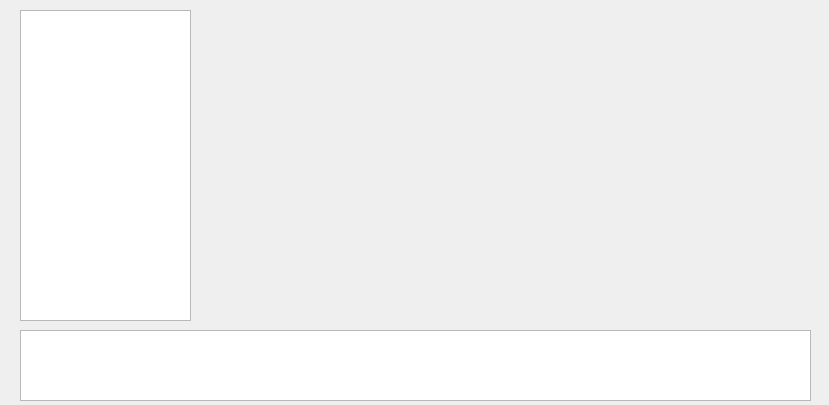
YjsLikeChina/QTframe, file FilmTrimmer/UI_StopCauseListDialog.ui: the form before one commit.
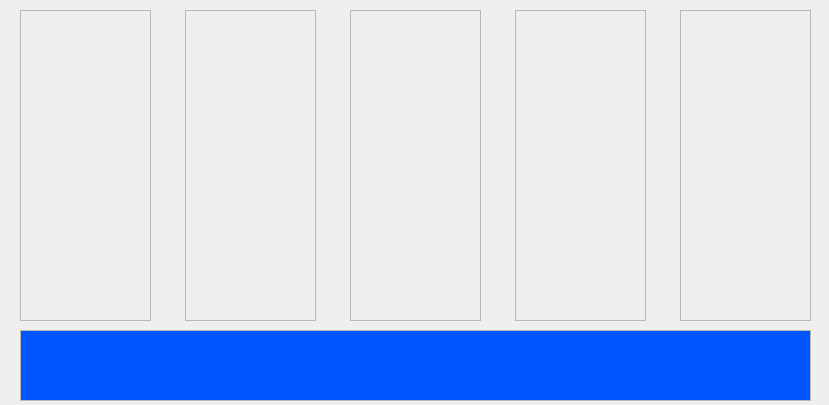
The form after the commit.

Patch:
```diff
--- a/FilmTrimmer/UI_StopCauseListDialog.ui
+++ b/FilmTrimmer/UI_StopCauseListDialog.ui
@@ -22,17 +22,305 @@
      <height>71</height>
     </rect>
    </property>
+   <property name="palette">
+    <palette>
+     <active>
+      <colorrole role="Text">
+       <brush brushstyle="SolidPattern">
+        <color alpha="255">
+         <red>255</red>
+         <green>255</green>
+         <blue>255</blue>
+        </color>
+       </brush>
+      </colorrole>
+      <colorrole role="Base">
+       <brush brushstyle="SolidPattern">
+        <color alpha="255">
+         <red>0</red>
+         <green>85</green>
+         <blue>255</blue>
+        </color>
+       </brush>
+      </colorrole>
+     </active>
+     <inactive>
+      <colorrole role="Text">
+       <brush brushstyle="SolidPattern">
+        <color alpha="255">
+         <red>255</red>
+         <green>255</green>
+         <blue>255</blue>
+        </color>
+       </brush>
+      </colorrole>
+      <colorrole role="Base">
+       <brush brushstyle="SolidPattern">
+        <color alpha="255">
+         <red>0</red>
+         <green>85</green>
+         <blue>255</blue>
+        </color>
+       </brush>
+      </colorrole>
+     </inactive>
+     <disabled>
+      <colorrole role="Text">
+       <brush brushstyle="SolidPattern">
+        <color alpha="255">
+         <red>120</red>
+         <green>120</green>
+         <blue>120</blue>
+        </color>
+       </brush>
+      </colorrole>
+      <colorrole role="Base">
+       <brush brushstyle="SolidPattern">
+        <color alpha="255">
+         <red>240</red>
+         <green>240</green>
+         <blue>240</blue>
+        </color>
+       </brush>
+      </colorrole>
+     </disabled>
+    </palette>
+   </property>
+   <property name="font">
+    <font>
+     <family>微软雅黑</family>
+     <pointsize>11</pointsize>
+    </font>
+   </property>
+   <property name="html">
+    <string>&lt;!DOCTYPE HTML PUBLIC &quot;-//W3C//DTD HTML 4.0//EN&quot; &quot;http://www.w3.org/TR/REC-html40/strict.dtd&quot;&gt;
+&lt;html&gt;&lt;head&gt;&lt;meta name=&quot;qrichtext&quot; content=&quot;1&quot; /&gt;&lt;style type=&quot;text/css&quot;&gt;
+p, li { white-space: pre-wrap; }
+&lt;/style&gt;&lt;/head&gt;&lt;body style=&quot; font-family:'微软雅黑'; font-size:11pt; font-weight:400; font-style:normal;&quot;&gt;
+&lt;p style=&quot;-qt-paragraph-type:empty; margin-top:0px; margin-bottom:0px; margin-left:0px; margin-right:0px; -qt-block-indent:0; text-indent:0px;&quot;&gt;&lt;br /&gt;&lt;/p&gt;&lt;/body&gt;&lt;/html&gt;</string>
+   </property>
   </widget>
-  <widget class="QListWidget" name="LW_StopCause1">
+  <widget class="QLabel" name="LB_Background1">
    <property name="geometry">
     <rect>
      <x>20</x>
      <y>10</y>
-     <width>171</width>
+     <width>131</width>
      <height>311</height>
     </rect>
    </property>
+   <property name="styleSheet">
+    <string notr="true">background:rgb(170, 255, 127)</string>
+   </property>
+   <property name="frameShape">
+    <enum>QFrame::NoFrame</enum>
+   </property>
+   <property name="text">
+    <string/>
+   </property>
   </widget>
+  <widget class="QLabel" name="LB_Background2">
+   <property name="geometry">
+    <rect>
+     <x>185</x>
+     <y>10</y>
+     <width>131</width>
+     <height>311</height>
+    </rect>
+   </property>
+   <property name="styleSheet">
+    <string notr="true">background:rgb(0, 85, 255)</string>
+   </property>
+   <property name="frameShape">
+    <enum>QFrame::NoFrame</enum>
+   </property>
+   <property name="text">
+    <string/>
+   </property>
+  </widget>
+  <widget class="QLabel" name="LB_Background3">
+   <property name="geometry">
+    <rect>
+     <x>350</x>
+     <y>10</y>
+     <width>131</width>
+     <height>311</height>
+    </rect>
+   </property>
+   <property name="styleSheet">
+    <string notr="true">background:rgb(83, 201, 255)</string>
+   </property>
+   <property name="frameShape">
+    <enum>QFrame::NoFrame</enum>
+   </property>
+   <property name="text">
+    <string/>
+   </property>
+  </widget>
+  <widget class="QLabel" name="LB_Background4">
+   <property name="geometry">
+    <rect>
+     <x>515</x>
+     <y>10</y>
+     <width>131</width>
+     <height>311</height>
+    </rect>
+   </property>
+   <property name="styleSheet">
+    <string notr="true">background:rgb(255, 85, 0)</string>
+   </property>
+   <property name="frameShape">
+    <enum>QFrame::NoFrame</enum>
+   </property>
+   <property name="text">
+    <string/>
+   </property>
+  </widget>
+  <widget class="QLabel" name="LB_Background5">
+   <property name="geometry">
+    <rect>
+     <x>680</x>
+     <y>10</y>
+     <width>131</width>
+     <height>311</height>
+    </rect>
+   </property>
+   <property name="styleSheet">
+    <string notr="true">background:rgb(170, 255, 255)</string>
+   </property>
+   <property name="frameShape">
+    <enum>QFrame::NoFrame</enum>
+   </property>
+   <property name="text">
+    <string/>
+   </property>
+  </widget>
+  <widget class="QScrollArea" name="LW_StopCauseList1">
+   <property name="geometry">
+    <rect>
+     <x>20</x>
+     <y>10</y>
+     <width>131</width>
+     <height>311</height>
+    </rect>
+   </property>
+   <property name="widgetResizable">
+    <bool>true</bool>
+   </property>
+   <widget class="QWidget" name="scrollAreaWidgetContents">
+    <property name="geometry">
+     <rect>
+      <x>0</x>
+      <y>0</y>
+      <width>129</width>
+      <height>309</height>
+     </rect>
+    </property>
+   </widget>
+  </widget>
+  <widget class="QScrollArea" name="LW_StopCauseList2">
+   <property name="geometry">
+    <rect>
+     <x>185</x>
+     <y>10</y>
+     <width>131</width>
+     <height>311</height>
+    </rect>
+   </property>
+   <property name="widgetResizable">
+    <bool>true</bool>
+   </property>
+   <widget class="QWidget" name="scrollAreaWidgetContents_2">
+    <property name="geometry">
+     <rect>
+      <x>0</x>
+      <y>0</y>
+      <width>129</width>
+      <height>309</height>
+     </rect>
+    </property>
+   </widget>
+  </widget>
+  <widget class="QScrollArea" name="LW_StopCauseList3">
+   <property name="geometry">
+    <rect>
+     <x>350</x>
+     <y>10</y>
+     <width>131</width>
+     <height>311</height>
+    </rect>
+   </property>
+   <property name="widgetResizable">
+    <bool>true</bool>
+   </property>
+   <widget class="QWidget" name="scrollAreaWidgetContents_3">
+    <property name="geometry">
+     <rect>
+      <x>0</x>
+      <y>0</y>
+      <width>129</width>
+      <height>309</height>
+     </rect>
+    </property>
+   </widget>
+  </widget>
+  <widget class="QScrollArea" name="LW_StopCauseList4">
+   <property name="geometry">
+    <rect>
+     <x>515</x>
+     <y>10</y>
+     <width>131</width>
+     <height>311</height>
+    </rect>
+   </property>
+   <property name="widgetResizable">
+    <bool>true</bool>
+   </property>
+   <widget class="QWidget" name="scrollAreaWidgetContents_4">
+    <property name="geometry">
+     <rect>
+      <x>0</x>
+      <y>0</y>
+      <width>129</width>
+      <height>309</height>
+     </rect>
+    </property>
+   </widget>
+  </widget>
+  <widget class="QScrollArea" name="LW_StopCauseList5">
+   <property name="geometry">
+    <rect>
+     <x>680</x>
+     <y>10</y>
+     <width>131</width>
+     <height>311</height>
+    </rect>
+   </property>
+   <property name="widgetResizable">
+    <bool>true</bool>
+   </property>
+   <widget class="QWidget" name="scrollAreaWidgetContents_5">
+    <property name="geometry">
+     <rect>
+      <x>0</x>
+      <y>0</y>
+      <width>129</width>
+      <height>309</height>
+     </rect>
+    </property>
+   </widget>
+  </widget>
+  <zorder>LB_Background5</zorder>
+  <zorder>LB_Background4</zorder>
+  <zorder>LB_Background3</zorder>
+  <zorder>TE_Alarm_Info</zorder>
+  <zorder>LB_Background1</zorder>
+  <zorder>LB_Background2</zorder>
+  <zorder>LW_StopCauseList1</zorder>
+  <zorder>LW_StopCauseList2</zorder>
+  <zorder>LW_StopCauseList3</zorder>
+  <zorder>LW_StopCauseList4</zorder>
+  <zorder>LW_StopCauseList5</zorder>
  </widget>
  <resources/>
  <connections/>
```
